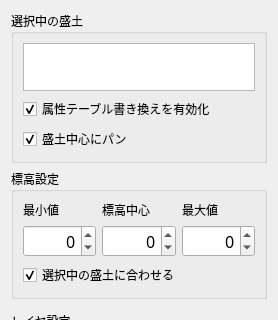
tamaohome/qgis-demstyle-all, file demstyle_all_dialog_base.ui: the form before one commit; both pictures show x 0 to 278 and y 0 to 320 of the 278 by 626 pixel window.
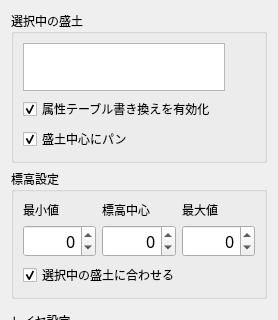
The form after the commit.

Commit message: ✨ feat(ui): 地物テーブルのサイズを固定、スクロールバーを非表示

Diff of the .ui file:
```diff
--- a/demstyle_all_dialog_base.ui
+++ b/demstyle_all_dialog_base.ui
@@ -41,7 +41,7 @@
       <item>
        <widget class="QTableWidget" name="currentFeatureTableWidget">
         <property name="sizePolicy">
-         <sizepolicy hsizetype="Expanding" vsizetype="Fixed">
+         <sizepolicy hsizetype="Fixed" vsizetype="Fixed">
           <horstretch>0</horstretch>
           <verstretch>0</verstretch>
          </sizepolicy>
@@ -54,7 +54,7 @@
         </property>
         <property name="maximumSize">
          <size>
-          <width>16777215</width>
+          <width>202</width>
           <height>48</height>
          </size>
         </property>
@@ -67,6 +67,12 @@
         <property name="focusPolicy">
          <enum>Qt::NoFocus</enum>
         </property>
+        <property name="verticalScrollBarPolicy">
+         <enum>Qt::ScrollBarAlwaysOff</enum>
+        </property>
+        <property name="horizontalScrollBarPolicy">
+         <enum>Qt::ScrollBarAlwaysOff</enum>
+        </property>
         <property name="editTriggers">
          <set>QAbstractItemView::NoEditTriggers</set>
         </property>
```
